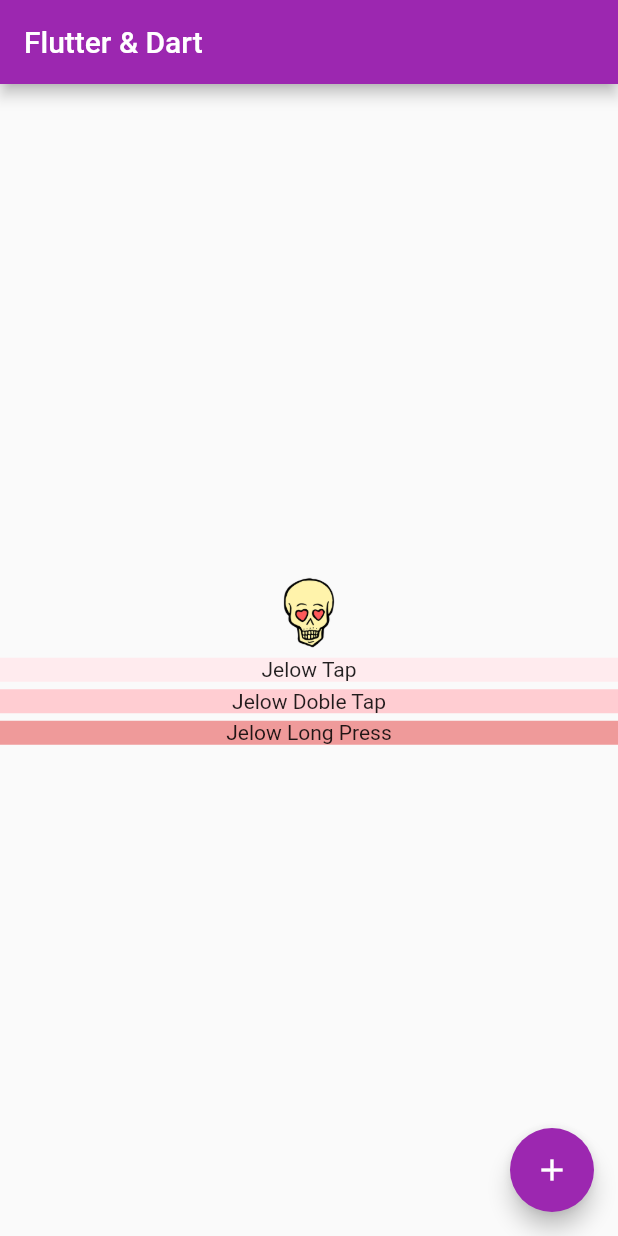
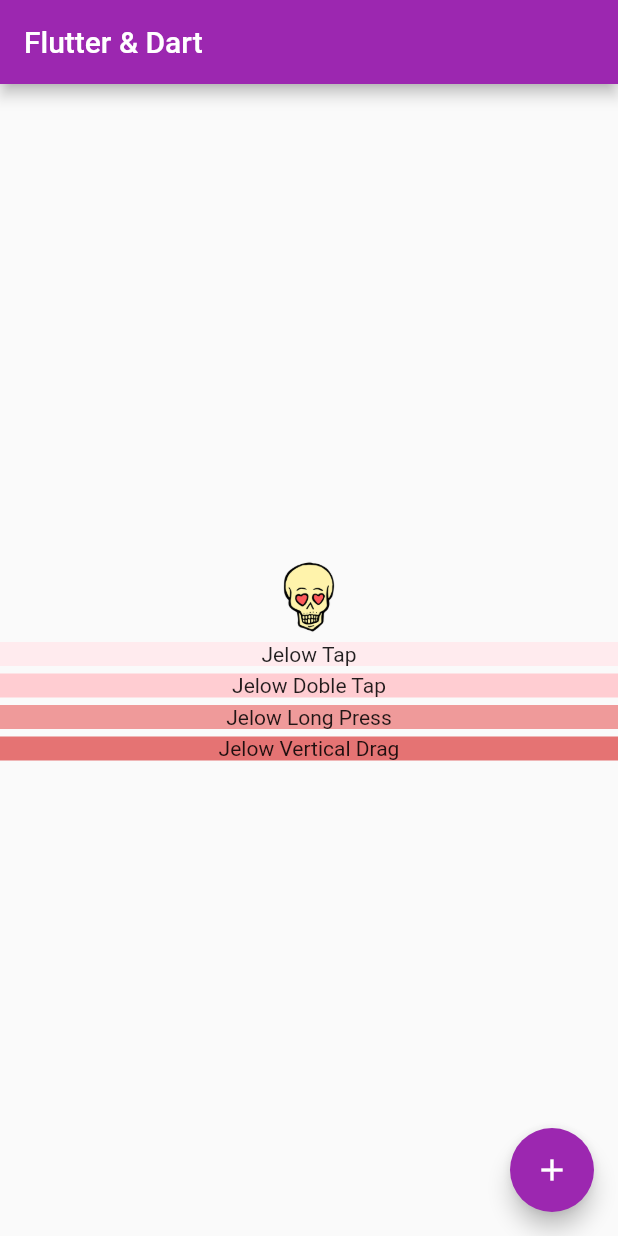
Before and after one commit to DiaDeMuertos/Udemy_section3, a Flutter app: the screen it shows after launch, on a phone screen of 412 x 824 dp. Run offline on Flutter 3.47's test engine with Material 2 defaults, Android fonts, the phone set to English and light mode, and no system bars.

Commit message:
added vertical drag implementation

```diff
--- a/lib/main.dart
+++ b/lib/main.dart
@@ -59,6 +59,10 @@ class _MyHomePageState extends State<MyHomePage> {
             Padding(
               padding: EdgeInsets.only(bottom: 5),
               child: CustomSizedBoxLongPress(),
+            ),
+            Padding(
+              padding: EdgeInsets.only(bottom: 5),
+              child: CustomSizedBoxVerticalDrag(),
             )
           ],
         ),
```
